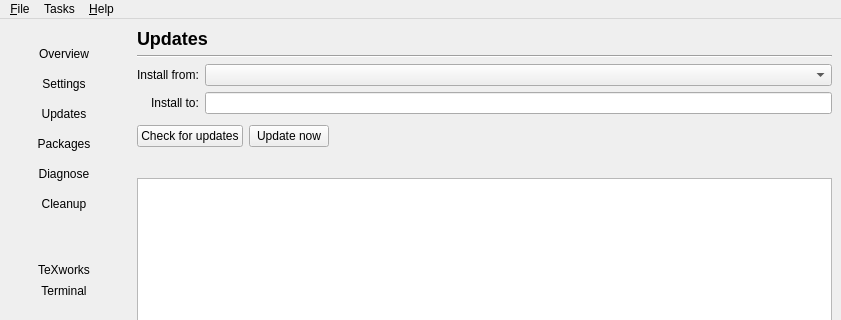
MiKTeX/miktex, file Programs/MiKTeX/Console/Qt/mainwindow.ui: the form before one commit; both pictures show x 0 to 841 and y 0 to 320 of the 841 by 1058 pixel window.
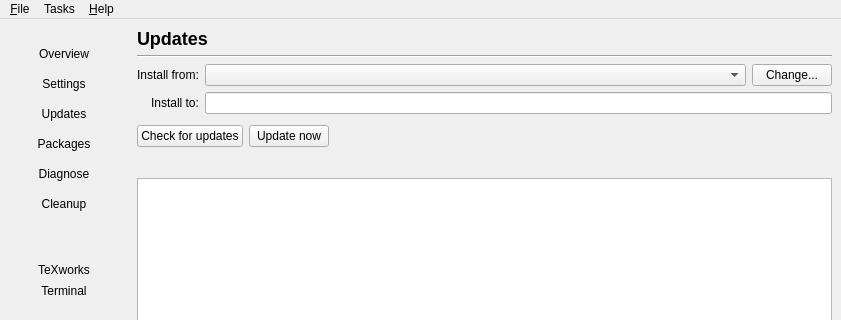
The form after the commit. The open tabs and pages were chosen to show the change. Icons and pictures are not drawn.

Commit message: Repository combo box enhancements (#122)

Patch:
```diff
--- a/Programs/MiKTeX/Console/Qt/mainwindow.ui
+++ b/Programs/MiKTeX/Console/Qt/mainwindow.ui
@@ -1324,6 +1324,27 @@
                </property>
               </widget>
              </item>
+             <item row="0" column="1">
+              <layout class="QHBoxLayout" name="horizontalLayout_10">
+               <item>
+                <widget class="QComboBox" name="comboRepository3">
+                 <property name="sizePolicy">
+                  <sizepolicy hsizetype="MinimumExpanding" vsizetype="Fixed">
+                   <horstretch>0</horstretch>
+                   <verstretch>0</verstretch>
+                  </sizepolicy>
+                 </property>
+                </widget>
+               </item>
+               <item>
+                <widget class="QPushButton" name="buttonChangeRepository3">
+                 <property name="text">
+                  <string>Change...</string>
+                 </property>
+                </widget>
+               </item>
+              </layout>
+             </item>
              <item row="1" column="0">
               <widget class="QLabel" name="labelInstallTo2">
                <property name="text">
@@ -1338,9 +1359,6 @@
                </property>
               </widget>
              </item>
-             <item row="0" column="1">
-              <widget class="QComboBox" name="comboRepository3"/>
-             </item>
             </layout>
            </item>
            <item>
```
Left out of the diff: 46 changed lines with no effect on the pictures. The commit also changes 12 other files.
